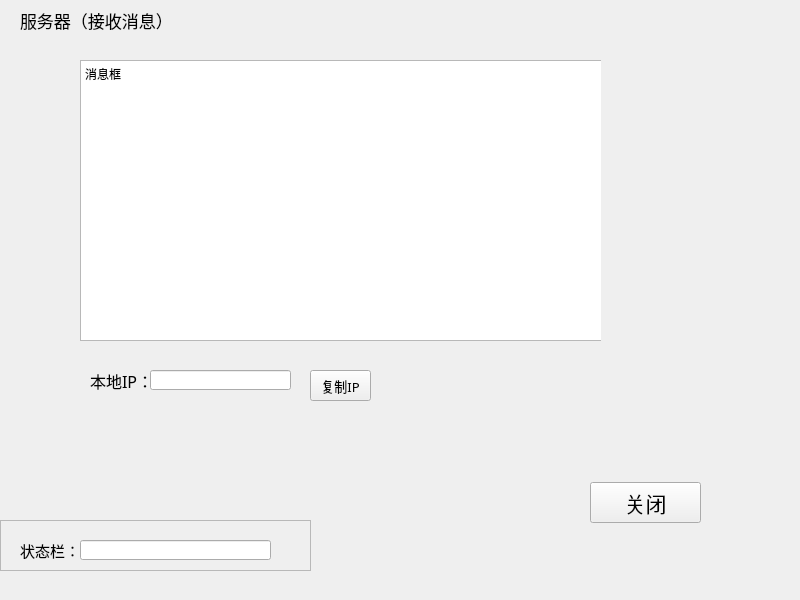
This is Pyqt/UI/socket服务器.ui in Sirlanri/Python as Qt 5 draws it before an edit. The edited form follows.
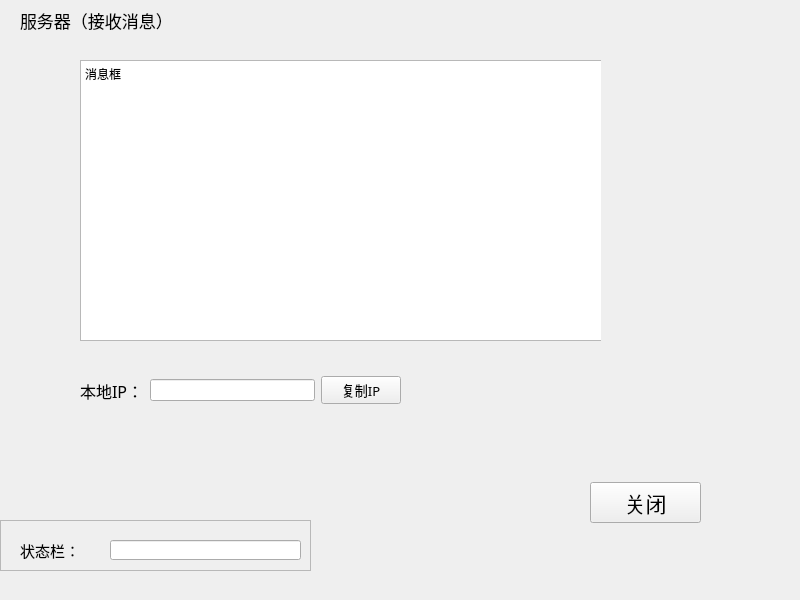
This is the edited form.

Diff of the .ui file:
```diff
--- a/Pyqt/UI/socket服务器.ui
+++ b/Pyqt/UI/socket服务器.ui
@@ -48,7 +48,7 @@
      <rect>
       <x>20</x>
       <y>10</y>
-      <width>151</width>
+      <width>201</width>
       <height>21</height>
      </rect>
     </property>
@@ -99,7 +99,7 @@
     <widget class="QLineEdit" name="zhuangtai">
      <property name="geometry">
       <rect>
-       <x>80</x>
+       <x>110</x>
        <y>20</y>
        <width>191</width>
        <height>20</height>
@@ -126,15 +126,18 @@
      </property>
     </widget>
    </widget>
+   <widget class="QWidget" name="horizontalLayoutWidget">
+    <property name="geometry">
+     <rect>
+      <x>80</x>
+      <y>360</y>
+      <width>321</width>
+      <height>61</height>
+     </rect>
+    </property>
+    <layout class="QHBoxLayout" name="horizontalLayout">
+     <item>
    <widget class="QLabel" name="label">
-    <property name="geometry">
-     <rect>
-      <x>90</x>
-      <y>370</y>
-      <width>61</width>
-      <height>21</height>
-     </rect>
-    </property>
     <property name="font">
      <font>
       <family>等线</family>
@@ -145,28 +148,16 @@
      <string>本地IP：</string>
     </property>
    </widget>
+     </item>
+     <item>
    <widget class="QLineEdit" name="lineEdit">
-    <property name="geometry">
-     <rect>
-      <x>150</x>
-      <y>370</y>
-      <width>141</width>
-      <height>20</height>
-     </rect>
-    </property>
     <property name="readOnly">
      <bool>false</bool>
     </property>
    </widget>
+     </item>
+     <item>
    <widget class="QPushButton" name="pushButton">
-    <property name="geometry">
-     <rect>
-      <x>310</x>
-      <y>370</y>
-      <width>61</width>
-      <height>31</height>
-     </rect>
-    </property>
     <property name="font">
      <font>
       <family>等线</family>
@@ -176,6 +167,18 @@
     <property name="text">
      <string>复制IP</string>
     </property>
+       <property name="iconSize">
+        <size>
+         <width>19</width>
+         <height>20</height>
+        </size>
+       </property>
+       <property name="autoDefault">
+        <bool>false</bool>
+       </property>
+      </widget>
+     </item>
+    </layout>
    </widget>
   </widget>
   <widget class="QMenuBar" name="menubar">
```
Lines whose indentation alone changed are shown as unchanged.
